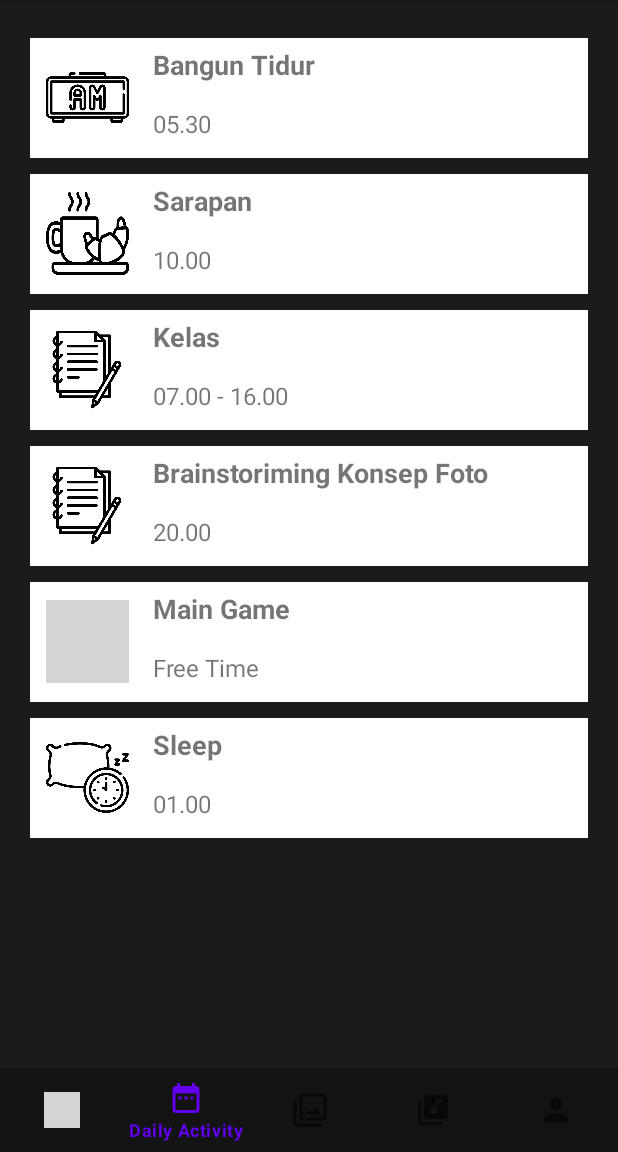
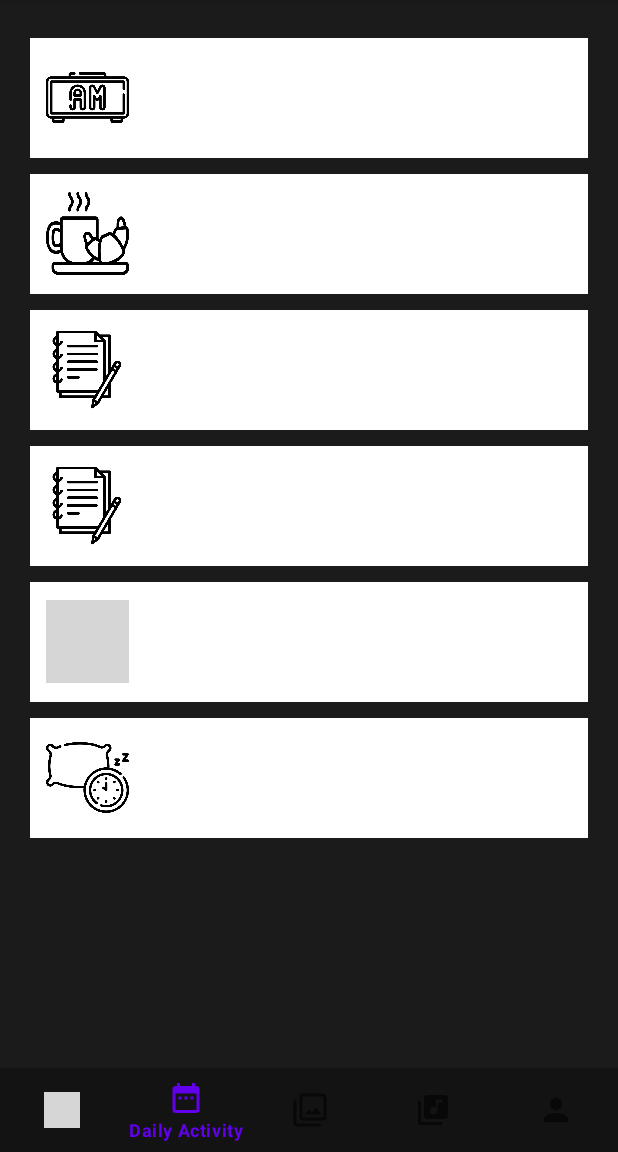
Before and after one commit to tegaroakley/MyAppsUTS, an Android app: the SecondFragment screen opened through its navigation route, on a phone screen of 412 x 824 dp, the part 84-1236 px from its top. Run offline under Robolectric (Android 15) with nearby library versions, the phone set to English and light mode, and no system bars; our stand-ins replace navigation-ui; grey boxes are pictures that could not be loaded.

```diff
--- a/app/src/main/res/layout/secfrag_item.xml
+++ b/app/src/main/res/layout/secfrag_item.xml
@@ -23,6 +23,7 @@
         android:layout_height="wrap_content"
         android:orientation="vertical">
         <TextView
+            android:textColor="@color/colorWhite"
             android:id="@+id/activity_name"
             android:layout_width="match_parent"
             android:layout_height="wrap_content"
@@ -31,6 +32,7 @@
             android:textSize="18sp"
             android:layout_marginBottom="16dp"/>
         <TextView
+            android:textColor="@color/colorWhite"
             android:id="@+id/tv_detail_daily"
             android:layout_width="match_parent"
             android:layout_height="wrap_content"
```
